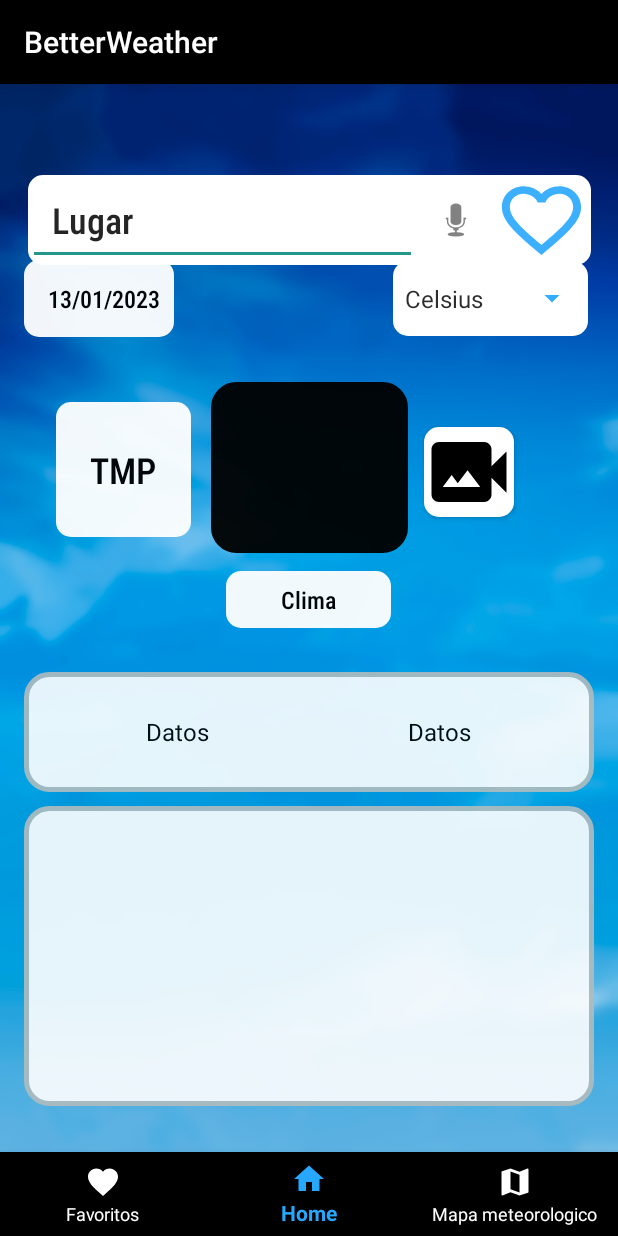
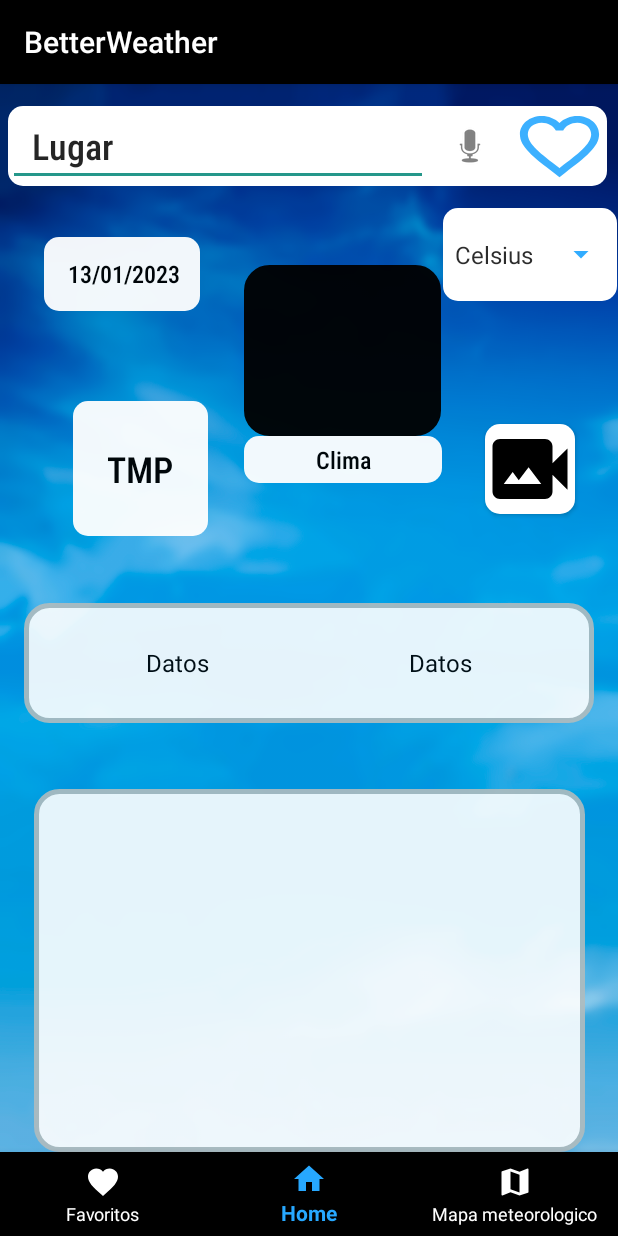
Before and after one commit to Omitg24/BetterWeather, an Android app: the screen it shows after launch (MainActivity), on a phone screen of 412 x 824 dp. Run offline under Robolectric (Android 15) with nearby library versions, the phone set to English and light mode, and no system bars.

Commit message:
13/1/2023 - Israel: Solucionando problema layout

```diff
--- a/app/src/main/AndroidManifest.xml
+++ b/app/src/main/AndroidManifest.xml
@@ -6,7 +6,6 @@
     <uses-permission android:name="android.permission.ACCESS_COARSE_LOCATION" />
     <uses-permission android:name="android.permission.ACCESS_FINE_LOCATION" />
     <uses-permission android:name="android.permission.INTERNET" />
-    <uses-permission android:name="android.permission.READ_PHONE_STATE" />
     <uses-permission android:name="com.google.android.providers.gsf.permission.READ_GSERVICES" />
     <uses-permission android:name="android.permission.RECORD_AUDIO" />
     <uses-permission android:name="android.permission.POST_NOTIFICATIONS"/>
--- a/app/src/main/res/layout/activity_main.xml
+++ b/app/src/main/res/layout/activity_main.xml
@@ -24,6 +24,7 @@
         android:id="@+id/textViewTemperaturaMain"
         android:layout_width="90dp"
         android:layout_height="90dp"
+        android:layout_marginStart="24dp"
         android:alpha="0.95"
         android:background="@drawable/rounded_icon"
         android:fontFamily="sans-serif-condensed-medium"
@@ -34,16 +35,15 @@
         android:textColor="@color/black"
         android:textSize="24sp"
         app:layout_constraintBottom_toBottomOf="parent"
-        app:layout_constraintEnd_toEndOf="parent"
-        app:layout_constraintHorizontal_bias="0.115"
+        app:layout_constraintEnd_toStartOf="@+id/linearLayout"
         app:layout_constraintStart_toStartOf="parent"
         app:layout_constraintTop_toTopOf="parent"
-        app:layout_constraintVertical_bias="0.313" />
+        app:layout_constraintVertical_bias="0.312" />
 
     <TextView
         android:id="@+id/textViewFechaSistema"
-        android:layout_width="100dp"
-        android:layout_height="51dp"
+        android:layout_width="104dp"
+        android:layout_height="49dp"
         android:alpha="0.95"
         android:background="@drawable/rounded_icon"
         android:fontFamily="sans-serif-condensed-medium"
@@ -55,28 +55,25 @@
         android:textAlignment="textStart"
         android:textColor="@color/black"
         android:textSize="16sp"
-        app:layout_constraintBottom_toBottomOf="parent"
-        app:layout_constraintEnd_toEndOf="parent"
-        app:layout_constraintHorizontal_bias="0.051"
+        app:layout_constraintBottom_toTopOf="@+id/textViewTemperaturaMain"
+        app:layout_constraintEnd_toStartOf="@+id/linearLayout"
         app:layout_constraintStart_toStartOf="parent"
-        app:layout_constraintTop_toTopOf="parent"
-        app:layout_constraintVertical_bias="0.164" />
+        app:layout_constraintTop_toBottomOf="@+id/panelBusqueda"
+        app:layout_constraintVertical_bias="0.362" />
 
     <HorizontalScrollView
         android:id="@+id/panelDatosSemana"
-        android:layout_width="380dp"
-        android:layout_height="200dp"
+        android:layout_width="367dp"
+        android:layout_height="242dp"
         android:layout_marginStart="1dp"
         android:layout_marginEnd="1dp"
         android:alpha="0.9"
         android:background="@drawable/rounded"
         android:foregroundGravity="center"
         android:textAlignment="center"
-        app:layout_constraintBottom_toBottomOf="parent"
+        app:layout_constraintBottom_toTopOf="@+id/navigation_menu"
         app:layout_constraintEnd_toEndOf="parent"
         app:layout_constraintStart_toStartOf="parent"
-        app:layout_constraintTop_toTopOf="parent"
-        app:layout_constraintVertical_bias="0.847"
         tools:ignore="SpeakableTextPresentCheck">
 
         <androidx.gridlayout.widget.GridLayout
@@ -87,6 +84,18 @@
             app:rowCount="1" />
     </HorizontalScrollView>
 
+    <LinearLayout
+        android:id="@+id/linearLayout"
+        android:layout_width="132dp"
+        android:layout_height="145dp"
+        android:orientation="vertical"
+        app:layout_constraintBottom_toTopOf="@+id/panelDatosGenerales"
+        app:layout_constraintEnd_toEndOf="parent"
+        app:layout_constraintHorizontal_bias="0.58"
+        app:layout_constraintStart_toStartOf="parent"
+        app:layout_constraintTop_toBottomOf="@+id/panelBusqueda"
+        app:layout_constraintVertical_bias="0.399">
+
         <ImageView
             android:id="@+id/iconWeatherCondition"
             android:layout_width="131dp"
@@ -95,17 +104,12 @@
             android:background="@drawable/rounded"
             android:backgroundTint="@color/black"
             android:clickable="false"
-        android:contentDescription="@string/iconDescrip"
-        app:layout_constraintBottom_toBottomOf="parent"
-        app:layout_constraintEnd_toEndOf="parent"
-        app:layout_constraintStart_toStartOf="parent"
-        app:layout_constraintTop_toTopOf="parent"
-        app:layout_constraintVertical_bias="0.304" />
+            android:contentDescription="@string/iconDescrip" />
 
         <TextView
             android:id="@+id/textViewDescripcion"
-        android:layout_width="110dp"
-        android:layout_height="38dp"
+            android:layout_width="match_parent"
+            android:layout_height="match_parent"
             android:alpha="0.95"
             android:background="@drawable/rounded_icon"
             android:fontFamily="sans-serif-condensed-medium"
@@ -113,13 +117,9 @@
             android:text="@string/clima"
             android:textAlignment="center"
             android:textColor="@color/black"
-        android:textSize="16sp"
-        app:layout_constraintBottom_toBottomOf="parent"
-        app:layout_constraintEnd_toEndOf="parent"
-        app:layout_constraintHorizontal_bias="0.498"
-        app:layout_constraintStart_toStartOf="parent"
-        app:layout_constraintTop_toTopOf="parent"
-        app:layout_constraintVertical_bias="0.445" />
+            android:textSize="16sp" />
+
+    </LinearLayout>
 
     <ScrollView
         android:id="@+id/panelDatosGenerales"
@@ -130,8 +130,7 @@
         app:layout_constraintBottom_toTopOf="@+id/panelDatosSemana"
         app:layout_constraintEnd_toEndOf="parent"
         app:layout_constraintStart_toStartOf="parent"
-        app:layout_constraintTop_toBottomOf="@+id/panelBusqueda"
-        app:layout_constraintVertical_bias="0.966">
+        app:layout_constraintTop_toBottomOf="@+id/textViewTemperaturaMain">
 
         <LinearLayout
             android:layout_width="match_parent"
@@ -153,7 +152,7 @@
 
             <TextView
                 android:id="@+id/datosGeneralesDcha"
-                android:layout_width="190dp"
+                android:layout_width="match_parent"
                 android:layout_height="match_parent"
                 android:clickable="false"
                 android:gravity="center"
@@ -182,19 +181,16 @@
 
     <HorizontalScrollView
         android:id="@+id/panelBusqueda"
-        android:layout_width="375dp"
-        android:layout_height="60dp"
+        android:layout_width="wrap_content"
+        android:layout_height="wrap_content"
         android:layout_marginStart="16dp"
-        android:layout_marginTop="42dp"
         android:layout_marginEnd="16dp"
-        android:layout_marginBottom="582dp"
         android:background="@drawable/rounded_icon"
-        app:layout_constraintBottom_toTopOf="@+id/navigation_menu"
+        app:layout_constraintBottom_toTopOf="@+id/panelUnidades"
         app:layout_constraintEnd_toEndOf="parent"
         app:layout_constraintHorizontal_bias="0.555"
         app:layout_constraintStart_toStartOf="parent"
-        app:layout_constraintTop_toTopOf="parent"
-        app:layout_constraintVertical_bias="0.666">
+        app:layout_constraintTop_toTopOf="parent">
 
         <LinearLayout
             android:layout_width="wrap_content"
@@ -204,7 +200,7 @@
 
             <EditText
                 android:id="@+id/editTextPlaceSearch"
-                android:layout_width="259dp"
+                android:layout_width="match_parent"
                 android:layout_height="match_parent"
                 android:alpha="0.95"
                 android:autofillHints=""
@@ -222,7 +218,7 @@
 
             <ImageButton
                 android:id="@+id/botonEscuchar"
-                android:layout_width="51dp"
+                android:layout_width="56dp"
                 android:layout_height="match_parent"
                 android:layout_weight="1"
                 android:background="#00FFFFFF"
@@ -245,15 +241,13 @@
 
     <HorizontalScrollView
         android:id="@+id/panelUnidades"
-        android:layout_width="130dp"
-        android:layout_height="50dp"
+        android:layout_width="wrap_content"
+        android:layout_height="wrap_content"
         android:background="@drawable/rounded_icon"
-        app:layout_constraintBottom_toBottomOf="parent"
+        app:layout_constraintBottom_toTopOf="@+id/botonCamara"
         app:layout_constraintEnd_toEndOf="parent"
-        app:layout_constraintHorizontal_bias="0.93"
-        app:layout_constraintStart_toStartOf="parent"
-        app:layout_constraintTop_toTopOf="parent"
-        app:layout_constraintVertical_bias="0.164">
+        app:layout_constraintStart_toEndOf="@+id/linearLayout"
+        app:layout_constraintTop_toTopOf="parent">
 
         <LinearLayout
             android:layout_width="wrap_content"
@@ -262,8 +256,8 @@
 
             <Spinner
                 android:id="@+id/spinnerUnits"
-                android:layout_width="130dp"
-                android:layout_height="match_parent"
+                android:layout_width="match_parent"
+                android:layout_height="62dp"
                 android:alpha="0.95"
                 android:backgroundTint="@color/turquoise"
                 android:fontFamily="sans-serif-condensed-medium"
@@ -282,10 +276,9 @@
         android:textSize="14sp"
         app:layout_constraintBottom_toBottomOf="parent"
         app:layout_constraintEnd_toEndOf="parent"
-        app:layout_constraintHorizontal_bias="0.803"
-        app:layout_constraintStart_toStartOf="parent"
+        app:layout_constraintStart_toEndOf="@+id/linearLayout"
         app:layout_constraintTop_toTopOf="parent"
-        app:layout_constraintVertical_bias="0.323"
+        app:layout_constraintVertical_bias="0.32"
         tools:ignore="SpeakableTextPresentCheck"
         tools:targetApi="m" />
 
```
Lines whose indentation alone changed are shown as unchanged.
